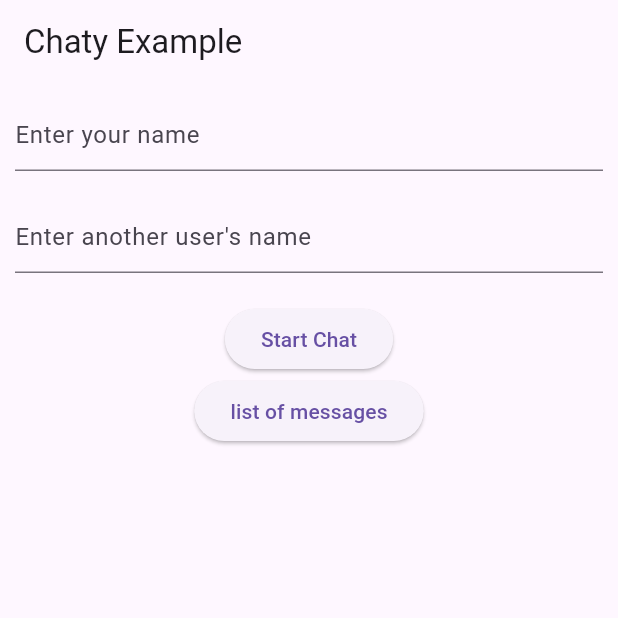
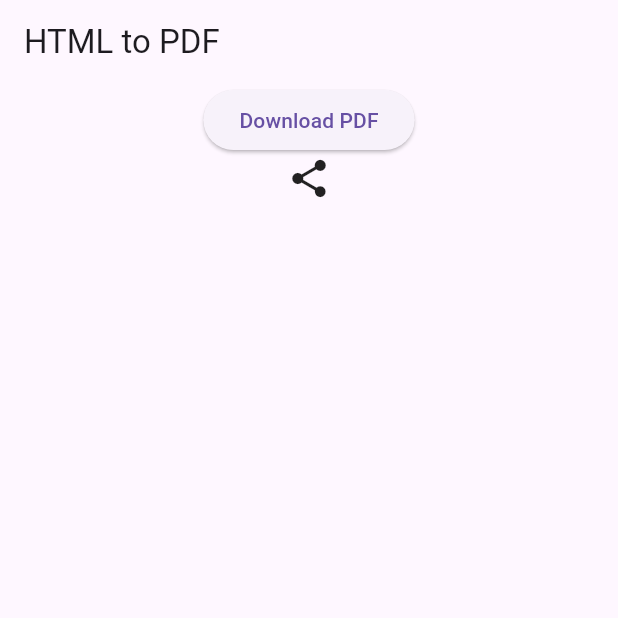
Before and after one commit to aswintbbc/fire_chat, a Flutter app: the screen it shows after launch, on a phone screen of 412 x 824 dp, the top half of it. Run offline on Flutter 3.47's test engine with Material 3 defaults, Android fonts, the phone set to English and light mode, and no system bars; our stand-ins replace file_picker, firebase_core, firebase_messaging, flutter_chat_types, flutter_local_notifications, flutter_native_html_to_pdf and 4 more; missing offline and left inert: chaty, easy_image_viewer, firebase_app_check, flutter_sound; accounts and stored records are empty.

Commit message:
feat: Implement HTML to PDF sharing functionality
- Added ShareHtmlToPdfWidget for converting HTML content to PDF and sharing it.
- Updated main.dart to include HtmlToPdfScreen as the home screen.
- Removed unused imports and code related to chat functionality in main.dart.
- Created a new main1.dart file for the original chat functionality.
- Updated pubspec.yaml to include new dependencies: firebase_app_check, printing, flutter_native_html_to_pdf, and share_plus.
- Updated pubspec.lock with new package versions and added new dependencies.
- Added JSON configuration files for CMake and updated binary files for the build process.

```diff
--- a/lib/main.dart
+++ b/lib/main.dart
@@ -1,21 +1,10 @@
-import 'dart:async';
+import 'package:fire_chat/share_html_to_pdf_widget.dart';
+import 'package:flutter/material.dart';
+import 'package:printing/printing.dart';
+import 'package:http/http.dart' as http;
 
-import 'package:chaty/services/notification_services.dart';
-import 'package:chaty/ui/chat_list_screen.dart';
-import 'package:chaty/ui/chat_screen.dart';
-import 'package:chaty/utils/extensions.dart';
-import 'package:chaty/utils/selection_controller.dart';
-import 'package:fire_chat/chat_view_screen.dart';
-import 'package:fire_chat/message_bubble.dart';
-import 'package:firebase_core/firebase_core.dart';
-import 'package:flutter/material.dart';
-
-void main() async {
-  WidgetsFlutterBinding.ensureInitialized();
-  await Firebase.initializeApp(); // Initialize Firebase
-  await NotificationService().initialize();
-
-  runApp(const MyApp());
+void main() {
+  runApp(MyApp());
 }
 
 class MyApp extends StatelessWidget {
@@ -24,122 +13,197 @@ class MyApp extends StatelessWidget {
   @override
   Widget build(BuildContext context) {
     return MaterialApp(
-      title: 'Chaty Example',
-      theme: ThemeData(
-        primarySwatch: Colors.blue,
-      ),
-      home: const HomeScreen(), // Initial screen
+      home: HtmlToPdfScreen(),
     );
   }
 }
 
-class HomeScreen extends StatefulWidget {
-  const HomeScreen({super.key});
+class HtmlToPdfScreen extends StatelessWidget {
+  final String htmlUrl = 'https://google.com';
 
-  @override
-  State<HomeScreen> createState() => _HomeScreenState();
-}
+  const HtmlToPdfScreen({super.key});
 
-class _HomeScreenState extends State<HomeScreen> {
-  final TextEditingController _user1Controller = TextEditingController();
-  final TextEditingController _user2Controller = TextEditingController();
+  Future<String?> _downloadAndPrintHtmlAsPdf(BuildContext context) async {
+    try {
+      final response = await http.get(Uri.parse(htmlUrl));
+      if (response.statusCode == 200) {
+        return response.body;
+      } else {
+        ScaffoldMessenger.of(context).showSnackBar(
+          SnackBar(
+              content: Text(
+                  'Failed to load HTML. Status code: ${response.statusCode}')),
+        );
+        return null;
+      }
+    } catch (e) {
+      ScaffoldMessenger.of(context).showSnackBar(
+        SnackBar(content: Text('Error: $e')),
+      );
+      rethrow;
+    }
+  }
 
-  final textEditingController = TextEditingController();
-  SelectedController selectedController = SelectedController();
+  Future<void> _makePdf(String htmlContent) async {
+    await Printing.layoutPdf(
+      onLayout: (format) async {
+        return await Printing.convertHtml(
+          format: format,
+          html: htmlContent,
+        );
+      },
+    );
+  }
+
   @override
   Widget build(BuildContext context) {
     return Scaffold(
-      appBar: AppBar(title: const Text("Chaty Example")),
-      body: Padding(
-        padding: const EdgeInsets.all(10),
+      appBar: AppBar(title: Text('HTML to PDF')),
+      body: Center(
         child: Column(
           children: [
-            TextField(
-              controller: _user1Controller,
-              decoration: const InputDecoration(
-                hintText: "Enter your name",
-              ),
+            ElevatedButton(
+              onPressed: () async {
+                final htmlContent = await _downloadAndPrintHtmlAsPdf(context);
+                await _makePdf(htmlContent!);
+              },
+              child: Text('Download PDF'),
             ),
-            const SizedBox(height: 20),
-            TextField(
-              controller: _user2Controller,
-              decoration: const InputDecoration(
-                hintText: "Enter another user's name",
-              ),
+            ShareHtmlToPdfWidget(
+              htmlContent: htmlContent,
+              filename: 'meal_plan.pdf',
             ),
-            const SizedBox(height: 20),
-            ElevatedButton(
-              onPressed: () {
-                // Navigate to ChatScreen with sample data
-                Navigator.push(
-                  context,
-                  MaterialPageRoute(
-                      builder: (context) => ChatViewScreen(
-                            user1: _user1Controller.text,
-                            user2: _user2Controller.text,
-                          )),
-                );
-              },
-              child: const Text("Start Chat"),
-            ),
-            ElevatedButton(
-                onPressed: () {
-                  Navigator.push(
-                      context,
-                      MaterialPageRoute(
-                          builder: (context) => ChatListScreen(
-                                getnumberOfusers: (numberOfusers) {
-                                  numberOfusers.log("Number of users");
-                                },
-                                currentUserId: _user1Controller.text,
-                                chatTileBuilder: ({required chatSummary}) {
-                                  return ListTile(
-                                    leading: (chatSummary.unreadMessageCount[
-                                                        _user1Controller
-                                                            .text] ??
-                                                    0)
-                                                .log(_user1Controller.text) >
-                                            0
-                                        ? CircleAvatar(
-                                            backgroundColor: Colors.red,
-                                            radius: 10,
-                                            child: Text(
-                                              chatSummary.unreadMessageCount[
-                                                      _user1Controller.text]
-                                                  .toString(),
-                                              style: const TextStyle(
-                                                  color: Colors.white,
-                                                  fontSize: 12),
-                                            ),
-                                          )
-                                        : SizedBox(), // ✅ Show dot if unreadCount > 0,
-                                    onTap: () {
-                                      Navigator.push(
-                                        context,
-                                        MaterialPageRoute(
-                                          builder: (context) => ChatScreen(
-                                            intialChatLimit: 15,
-                                            senderId: _user1Controller.text,
-                                            receiverId: chatSummary.otherUserId,
-                                          ),
-                                        ),
-                                      );
-                                    },
-                                    title: Text(chatSummary.otherUserId),
-                                    subtitle: Text(chatSummary.lastMessage),
-                                    trailing: Text(
-                                      chatSummary.lastMessageTime
-                                          .toLocal()
-                                          .timeAgo(),
-                                    ),
-                                  );
-                                },
-                              )));
-                },
-                child: Text('list of messages')),
           ],
         ),
       ),
     );
   }
+
+  final String htmlContent = '''
+   <!DOCTYPE html>
+<html lang="en">
+
+  <head>
+    <meta charset="UTF-8">
+    <title>Meal Plan - Fitreat Couple</title>
+    <style>
+      body {
+        font-family: Arial, sans-serif;
+        margin: 36px;
+      }
+
+      .header,
+      .footer {
+        text-align: center;
+      }
+
+      .company-logo {
+        float: left;
+        width: 25%;
+      }
+
+      .meal-table {
+        border-collapse: collapse;
+        width: 100%;
+        font-size: 12px;
+      }
+
+      .meal-table th,
+      .meal-table td {
+        border: 1px solid #000;
+        padding: 5px 10px;
+        text-align: left;
+      }
+
+      .meal-table th {
+        text-transform: uppercase;
+        font-weight: bold;
+        font-size: 13px;
+      }
+
+
+    </style>
+  </head>
+
+  <body>
+
+    <table style="width: 100%; border-collapse: collapse; font-family: Arial, sans-serif;margin-bottom:28px;">
+      <tr>
+        <!-- Left Section -->
+        <td style="width: 50%; font-weight: 400; font-size: 30px;color:#383D00;">
+          Meal Plan
+        </td>
+
+        <!-- Right Details -->
+        <td style="width: 50%; text-align: right; font-size: 13px;">
+         <img src="https://liveapp.fitreatcouple.com/assets/admin/media/logos/logo_with_name.png" style="width:25em;">
+        </td>
+      </tr>
+    </table>
+
+    <p style="font-size:13px; width: max-content;border: 0.5px solid #000000;margin-bottom:0;line-height:20px;padding:10px 20px 10px 8px;">Client:<span style="font-weight:600;">Ajmal Muhammed</span></p>
+    <table class="meal-table">
+      <tbody>
+        <tr>
+          <td>
+            <p style="color:#000000;font-size: 10px;font-weight:400;line-height:20px;margin-bottom:0;">Instruction From Nutritionist:</p>
+            <p style="color: #000000;font-size: 16px;line-height:16px;padding-top:10px;margin-top:0;">Try your best to stick to the meal timings and portion sizes I've indicated. This helps regulate your blood sugar and keeps you feeling energized throughout the day. Don't forget to drink plenty of water! Aim for at least eight glasses a day, and more if you're exercising.</p>
+          </td>
+        </tr>
+        </tbody>
+    </table>
+    <table class="meal-table" style="margin-top:24px;">
+      <thead>
+        <tr>
+          <th style="font-size:12px;font-weight:600; width: max-content;border: 0.5px solid #000000;margin-bottom:0;border-bottom:none;line-height:20px;background-color: #DADC55;min-width: 175px;max-width:175px;height: 28px;">Detox Water&nbsp;-&nbsp;<span>6 AM</span></th>
+        </tr>
+        <tr>
+          <th  style="min-width: 175px;max-width: 175px;">Meal</th>
+          <th>Macros Info</th>
+          <th>Instruction</th>
+        </tr>
+      </thead>
+      <tbody>
+        <tr>
+          <td>Black raisin water (Soak 10 number of raisin in 1 glass water) </td>
+          <td>Calorie: 13 Kcal CHO: 3.1 gm Protein: 0.1 gm Fat: 0.0 gm</td>
+          <td>Refreshing detox water is a great way to hydrate and support your body's natural detoxification</td>
+        </tr>
+        <tr>
+          <td>Black raisin water (Soak 10 number of raisin in 1 glass water) </td>
+          <td>Calorie: 13 Kcal CHO: 3.1 gm Protein: 0.1 gm Fat: 0.0 gm</td>
+          <td>Refreshing detox water is a great way to hydrate and support your body's natural detoxification</td>
+        </tr>
+        </tbody>
+    </table>
+    <table class="meal-table" style="margin-top:24px;">
+      <thead>
+        <tr>
+          <th style="font-size:12px;font-weight:600; width: max-content;border: 0.5px solid #000000;margin-bottom:0;border-bottom:none;line-height:20px;background-color: #DADC55;min-width: 175px;max-width:175px;height: 28px;">Breakfast&nbsp;-&nbsp;<span>7:30 AM - 8:30 AM</span></th>
+        </tr>
+        <tr>
+          <th style="min-width: 175px;max-width: 175px;">Meal</th>
+          <th>Macros Info</th>
+          <th>Instruction</th>
+        </tr>
+      </thead>
+      <tbody>
+        <tr>
+          <td>Black raisin water (Soak 10 number of raisin in 1 glass water) </td>
+          <td>Calorie: 13 Kcal CHO: 3.1 gm Protein: 0.1 gm Fat: 0.0 gm</td>
+          <td>Refreshing detox water is a great way to hydrate and support your body's natural detoxification</td>
+        </tr>
+        <tr>
+          <td>Black raisin water (Soak 10 number of raisin in 1 glass water) </td>
+          <td>Calorie: 13 Kcal CHO: 3.1 gm Protein: 0.1 gm Fat: 0.0 gm</td>
+          <td>Refreshing detox water is a great way to hydrate and support your body's natural detoxification</td>
+        </tr>
+        </tbody>
+    </table>
+
+
+  </body>
+
+</html>
+  ''';
 }
--- a/lib/main2.dart
+++ b/lib/main2.dart
@@ -132,6 +132,8 @@ Future<void> main() async {
 
 /// Entry point for the example application.
 class MessagingExampleApp extends StatelessWidget {
+  const MessagingExampleApp({super.key});
+
   @override
   Widget build(BuildContext context) {
     return MaterialApp(
@@ -166,6 +168,8 @@ String constructFCMPayload(String? token) {
 
 /// Renders the example application.
 class Application extends StatefulWidget {
+  const Application({super.key});
+
   @override
   State<StatefulWidget> createState() => _Application();
 }
@@ -352,7 +356,7 @@ class MetaCard extends StatelessWidget {
   final Widget _children;
 
   // ignore: public_member_api_docs
-  MetaCard(this._title, this._children);
+  const MetaCard(this._title, this._children, {super.key});
 
   @override
   Widget build(BuildContext context) {
--- a/lib/message.dart
+++ b/lib/message.dart
@@ -21,6 +21,8 @@ class MessageArguments {
 
 /// Displays information about a [RemoteMessage].
 class MessageView extends StatelessWidget {
+  const MessageView({super.key});
+
   /// A single data row.
   Widget row(String title, String? value) {
     return Padding(
--- a/lib/message_bubble.dart
+++ b/lib/message_bubble.dart
@@ -6,10 +6,7 @@ import 'package:easy_image_viewer/easy_image_viewer.dart';
 import 'package:fire_chat/audio_widget.dart';
 import 'package:flutter/material.dart';
 import 'dart:math' as math;
-import 'package:string_contains/string_contains.dart';
 import 'package:flutter_chat_types/flutter_chat_types.dart' show PreviewData;
-import 'package:flutter_link_previewer/flutter_link_previewer.dart';
-import 'package:url_launcher/url_launcher.dart';
 
 class MessageBubble extends StatelessWidget {
   const MessageBubble({
--- a/lib/message_list.dart
+++ b/lib/message_list.dart
@@ -11,6 +11,8 @@ import 'message.dart';
 
 /// Listens for incoming foreground messages and displays them in a list.
 class MessageList extends StatefulWidget {
+  const MessageList({super.key});
+
   @override
   State<StatefulWidget> createState() => _MessageList();
 }
--- a/lib/permissions.dart
+++ b/lib/permissions.dart
@@ -10,6 +10,8 @@ import 'package:flutter/material.dart';
 
 /// Requests & displays the current user permissions for this device.
 class Permissions extends StatefulWidget {
+  const Permissions({super.key});
+
   @override
   State<StatefulWidget> createState() => _Permissions();
 }
--- /dev/null
+++ b/lib/share_html_to_pdf_widget.dart
@@ -0,0 +1,140 @@
+import 'dart:io';
+
+import 'package:flutter/material.dart';
+import 'package:flutter_native_html_to_pdf/flutter_native_html_to_pdf.dart';
+import 'package:http/http.dart' as http;
+import 'package:path_provider/path_provider.dart';
+import 'package:share_plus/share_plus.dart';
+
+class ShareHtmlToPdfWidget extends StatefulWidget {
+  const ShareHtmlToPdfWidget({
+    super.key,
+    required this.htmlContent,
+    this.child,
+    this.htmlUrl,
+    this.filename,
+  }) : assert(
+          htmlContent != null || htmlUrl != null,
+          'content or url must be provided',
+        );
+
+  /// [filename] is the name of the file to be shared.
+  final String? filename;
+
+  /// Creates a widget that shares a PDF document generated from HTML content.
+  /// [htmlContent] is the HTML content to convert to PDF.
+  /// instead of using the provided [htmlContent].
+  final String? htmlContent;
+
+  /// [child] is an optional widget to display instead of the default icon.
+  final Widget? child;
+
+  /// [htmlUrl] is an optional URL to download HTML content from.
+  /// If [htmlUrl] is provided, it will be used to download the HTML content
+  final String? htmlUrl;
+
+  @override
+  State<ShareHtmlToPdfWidget> createState() => _ShareHtmlToPdfWidgetState();
+}
+
+class _ShareHtmlToPdfWidgetState extends State<ShareHtmlToPdfWidget> {
+  /// A notifier to indicate whether the PDF generation is in progress.
+  /// It is used to show a loading indicator while the PDF is being generated.
+  final ValueNotifier<bool> isLoadingNotifier = ValueNotifier<bool>(false);
+
+  /// A plugin instance for converting HTML to PDF.
+  /// It is used to perform the conversion and generate the PDF file.
+  final flutterNativeHtmlToPdfPlugin = FlutterNativeHtmlToPdf();
+
+  @override
+  Widget build(BuildContext context) {
+    return GestureDetector(
+      child: ValueListenableBuilder(
+          valueListenable: isLoadingNotifier,
+          builder: (context, value, child) {
+            return value
+                ? const CircularProgressIndicator()
+                : (child ?? const Icon(Icons.share, size: 30));
+          }),
+      onTap: () async {
+        // Check if the PDF generation is already in progress
+        // to prevent multiple taps from triggering the process again.
+        if (isLoadingNotifier.value) {
+          return;
+        }
+        isLoadingNotifier.value = true;
+
+        // Check if the HTML content is provided or if a URL is provided.
+        // If a URL is provided, download the HTML content from the URL.
+        if (widget.htmlUrl != null) {
+          final htmlContent =
+              await _downloadAndPrintHtmlAsPdf(context, widget.htmlUrl!);
+          if (htmlContent == null) {
+            isLoadingNotifier.value = false;
+            return;
+          }
+          final generatedPdfFilePath = await generateDocument(htmlContent);
+          isLoadingNotifier.value = false;
+          await SharePlus.instance.share(ShareParams(
+            previewThumbnail: XFile(generatedPdfFilePath!),
+            files: [XFile(generatedPdfFilePath)],
+            text: 'pdf file',
+          ));
+        } else {
+          // If only HTML content is provided, use it directly to generate the PDF.
+          // This is useful when the HTML content is already available in the app.
+          // Generate the PDF document from the provided HTML content.
+          final generatedPdfFilePath =
+              await generateDocument(widget.htmlContent);
+          isLoadingNotifier.value = false;
+          await SharePlus.instance.share(ShareParams(
+            previewThumbnail: XFile(generatedPdfFilePath!),
+            files: [XFile(generatedPdfFilePath)],
+            text: 'pdf file',
+          ));
+        }
+      },
+    );
+  }
+
+  /// Generates a PDF document from the provided HTML content and saves it to the
+  /// application's documents directory.
+  /// Returns the path of the generated PDF file.
+  /// [widget.htmlContent] is the HTML content to convert to PDF.
+  Future<String?> generateDocument(String? content) async {
+    Directory appDocDir = await getApplicationDocumentsDirectory();
+    final targetPath = appDocDir.path;
+    final targetFileName = widget.filename ?? "mytext";
+    final generatedPdfFile =
+        await flutterNativeHtmlToPdfPlugin.convertHtmlToPdf(
+      html: content!,
+      targetDirectory: targetPath,
+      targetName: targetFileName,
+    );
+    return generatedPdfFile?.path;
+  }
+
+  /// Downloads HTML content from the given URL and returns it as a string.
+  /// If the download fails, it shows a SnackBar with an error message.
+  /// Throws an exception if the download fails.
+  /// [context] is used to show the SnackBar.
+  /// [htmlUrl] is the URL of the HTML content to download.
+  /// Returns the HTML content as a string if successful, or null if it fails.
+  Future<String?> _downloadAndPrintHtmlAsPdf(
+    BuildContext context,
+    String htmlUrl,
+  ) async {
+    try {
+      final response = await http.get(Uri.parse(htmlUrl));
+      if (response.statusCode == 200) {
+        return response.body;
+      } else {
+        throw Exception(
+          'Failed to load HTML. Status code: ${response.statusCode}',
+        );
+      }
+    } catch (e) {
+      rethrow;
+    }
+  }
+}
--- a/lib/token_monitor.dart
+++ b/lib/token_monitor.dart
@@ -12,7 +12,7 @@ import 'package:flutter/material.dart';
 /// Also monitors token refreshes and updates state.
 class TokenMonitor extends StatefulWidget {
   // ignore: public_member_api_docs
-  TokenMonitor(this._builder);
+  const TokenMonitor(this._builder, {super.key});
 
   final Widget Function(String? token) _builder;
 
```
Also changed, not shown: lib/main1.dart (added, +147 -0 lines), pubspec.yaml (+7 -2 lines), pubspec.lock, 12 other files.
